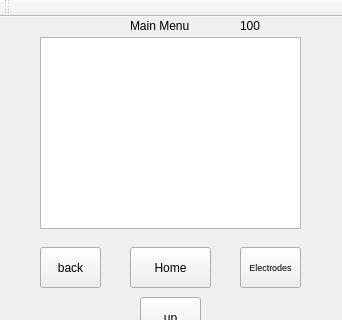
IanBechard/3004final, file COMP3004Project/mainwindow.ui: the form before one commit; both pictures show x 0 to 342 and y 0 to 320 of the 342 by 543 pixel window.
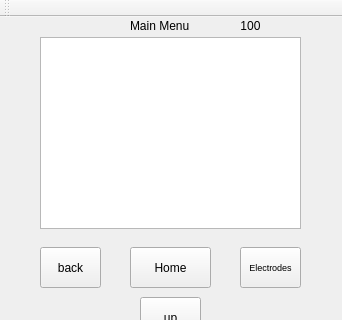
The form after the commit.

Commit message: added low battery alert

What changed in the file:
```diff
--- a/COMP3004Project/mainwindow.ui
+++ b/COMP3004Project/mainwindow.ui
@@ -160,15 +160,18 @@
    <widget class="QLabel" name="batteryTag">
     <property name="geometry">
      <rect>
-      <x>240</x>
+      <x>200</x>
       <y>0</y>
-      <width>64</width>
+      <width>101</width>
       <height>17</height>
      </rect>
     </property>
     <property name="text">
      <string>100</string>
     </property>
+    <property name="alignment">
+     <set>Qt::AlignCenter</set>
+    </property>
    </widget>
    <widget class="QLabel" name="menuLabel">
     <property name="geometry">
```
The commit also changes 2 other files.
